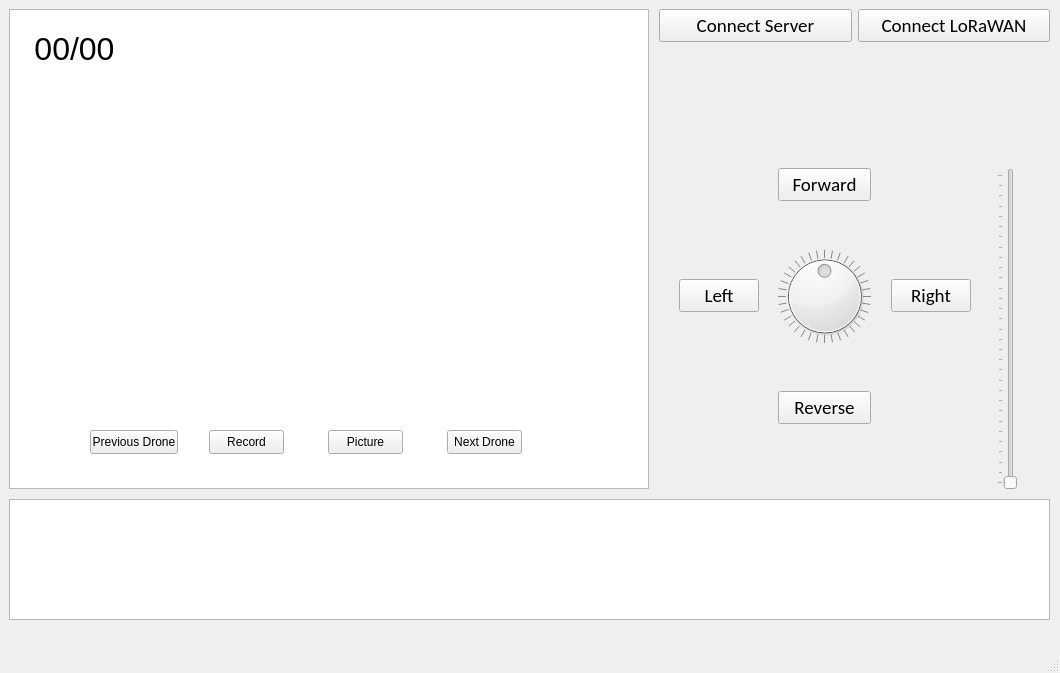
This is Application/_APP_Quadcopter/quadcopter_mainwindow.ui in mend0z0/Drone as Qt 5 draws it before an edit. The edited form follows.
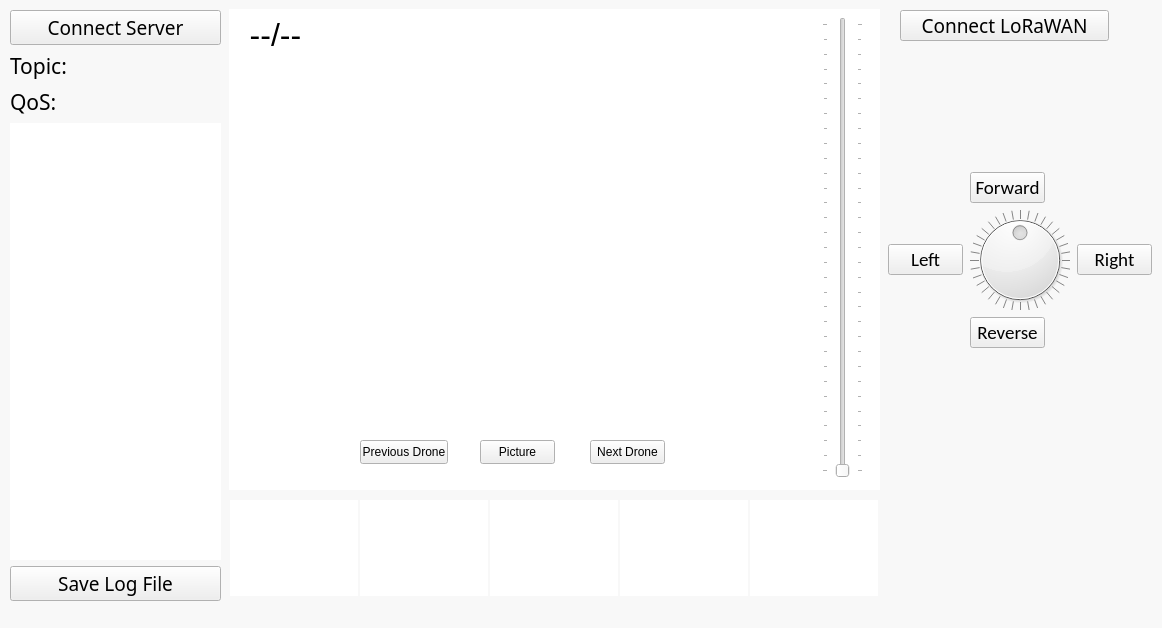
This is the edited form. Icons and pictures are not drawn.

```diff
--- a/Application/_APP_Quadcopter/quadcopter_mainwindow.ui
+++ b/Application/_APP_Quadcopter/quadcopter_mainwindow.ui
@@ -2,14 +2,63 @@
 <ui version="4.0">
  <class>Quadcopter_MainWindow</class>
  <widget class="QMainWindow" name="Quadcopter_MainWindow">
+  <property name="enabled">
+   <bool>true</bool>
+  </property>
   <property name="geometry">
    <rect>
     <x>0</x>
     <y>0</y>
-    <width>1060</width>
-    <height>673</height>
+    <width>1162</width>
+    <height>628</height>
    </rect>
   </property>
+  <property name="palette">
+   <palette>
+    <active>
+     <colorrole role="Window">
+      <brush brushstyle="SolidPattern">
+       <color alpha="255">
+        <red>248</red>
+        <green>248</green>
+        <blue>248</blue>
+       </color>
+      </brush>
+     </colorrole>
+    </active>
+    <inactive>
+     <colorrole role="Window">
+      <brush brushstyle="SolidPattern">
+       <color alpha="255">
+        <red>248</red>
+        <green>248</green>
+        <blue>248</blue>
+       </color>
+      </brush>
+     </colorrole>
+    </inactive>
+    <disabled>
+     <colorrole role="Base">
+      <brush brushstyle="SolidPattern">
+       <color alpha="255">
+        <red>248</red>
+        <green>248</green>
+        <blue>248</blue>
+       </color>
+      </brush>
+     </colorrole>
+     <colorrole role="Window">
+      <brush brushstyle="SolidPattern">
+       <color alpha="255">
+        <red>248</red>
+        <green>248</green>
+        <blue>248</blue>
+       </color>
+      </brush>
+     </colorrole>
+    </disabled>
+   </palette>
+  </property>
   <property name="windowTitle">
    <string>Quadcopter_MainWindow</string>
   </property>
@@ -17,8 +66,8 @@
    <widget class="QPushButton" name="pushButton_DroneSelectPrevious">
     <property name="geometry">
      <rect>
-      <x>90</x>
-      <y>430</y>
+      <x>360</x>
+      <y>440</y>
       <width>88</width>
       <height>24</height>
      </rect>
@@ -30,8 +79,8 @@
    <widget class="QPushButton" name="pushButton_DroneSelectNext">
     <property name="geometry">
      <rect>
-      <x>447</x>
-      <y>430</y>
+      <x>590</x>
+      <y>440</y>
       <width>75</width>
       <height>24</height>
      </rect>
@@ -43,54 +92,34 @@
    <widget class="QGraphicsView" name="graphicsView_DroneCameraView">
     <property name="geometry">
      <rect>
-      <x>9</x>
+      <x>229</x>
       <y>9</y>
-      <width>640</width>
-      <height>480</height>
+      <width>651</width>
+      <height>481</height>
      </rect>
     </property>
-   </widget>
-   <widget class="QPlainTextEdit" name="plainTextEdit_DiagnosticText">
-    <property name="geometry">
-     <rect>
-      <x>9</x>
-      <y>499</y>
-      <width>1041</width>
-      <height>121</height>
-     </rect>
+    <property name="frameShape">
+     <enum>QFrame::NoFrame</enum>
     </property>
    </widget>
    <widget class="QLabel" name="label_NumberOfDrones">
     <property name="geometry">
      <rect>
-      <x>19</x>
-      <y>19</y>
-      <width>111</width>
-      <height>61</height>
+      <x>230</x>
+      <y>10</y>
+      <width>91</width>
+      <height>51</height>
      </rect>
     </property>
     <property name="text">
-     <string>&lt;html&gt;&lt;head/&gt;&lt;body&gt;&lt;p align=&quot;center&quot;&gt;&lt;span style=&quot; font-size:24pt;&quot;&gt;00/00&lt;/span&gt;&lt;/p&gt;&lt;/body&gt;&lt;/html&gt;</string>
-    </property>
-   </widget>
-   <widget class="QPushButton" name="pushButton_DroneCameraRecord">
-    <property name="geometry">
-     <rect>
-      <x>209</x>
-      <y>430</y>
-      <width>75</width>
-      <height>24</height>
-     </rect>
-    </property>
-    <property name="text">
-     <string>Record</string>
+     <string>&lt;html&gt;&lt;head/&gt;&lt;body&gt;&lt;p align=&quot;center&quot;&gt;&lt;span style=&quot; font-size:24pt;&quot;&gt;--/--&lt;/span&gt;&lt;/p&gt;&lt;/body&gt;&lt;/html&gt;</string>
     </property>
    </widget>
    <widget class="QPushButton" name="pushButton_DroneCameraSnapshot">
     <property name="geometry">
      <rect>
-      <x>328</x>
-      <y>430</y>
+      <x>480</x>
+      <y>440</y>
       <width>75</width>
       <height>24</height>
      </rect>
@@ -99,291 +128,177 @@
      <string>Picture</string>
     </property>
    </widget>
+   <widget class="QSlider" name="verticalSlider_Throttle">
+    <property name="enabled">
+     <bool>true</bool>
+    </property>
+    <property name="geometry">
+     <rect>
+      <x>822</x>
+      <y>17</y>
+      <width>41</width>
+      <height>461</height>
+     </rect>
+    </property>
+    <property name="maximum">
+     <number>300</number>
+    </property>
+    <property name="orientation">
+     <enum>Qt::Vertical</enum>
+    </property>
+    <property name="invertedAppearance">
+     <bool>false</bool>
+    </property>
+    <property name="invertedControls">
+     <bool>false</bool>
+    </property>
+    <property name="tickPosition">
+     <enum>QSlider::TicksBothSides</enum>
+    </property>
+    <property name="tickInterval">
+     <number>10</number>
+    </property>
+   </widget>
+   <widget class="QPushButton" name="pushButton_ConnectLoRaWAN">
+    <property name="geometry">
+     <rect>
+      <x>900</x>
+      <y>10</y>
+      <width>209</width>
+      <height>31</height>
+     </rect>
+    </property>
+    <property name="font">
+     <font>
+      <family>Calibri Light</family>
+      <pointsize>14</pointsize>
+     </font>
+    </property>
+    <property name="text">
+     <string>Connect LoRaWAN</string>
+    </property>
+   </widget>
+   <widget class="QPushButton" name="pushButton_MoveForward">
+    <property name="geometry">
+     <rect>
+      <x>970</x>
+      <y>172</y>
+      <width>75</width>
+      <height>31</height>
+     </rect>
+    </property>
+    <property name="font">
+     <font>
+      <family>Calibri</family>
+      <pointsize>14</pointsize>
+     </font>
+    </property>
+    <property name="text">
+     <string>Forward</string>
+    </property>
+   </widget>
+   <widget class="QPushButton" name="pushButton_MoveLeft">
+    <property name="geometry">
+     <rect>
+      <x>888</x>
+      <y>244</y>
+      <width>75</width>
+      <height>31</height>
+     </rect>
+    </property>
+    <property name="font">
+     <font>
+      <family>Calibri</family>
+      <pointsize>14</pointsize>
+     </font>
+    </property>
+    <property name="text">
+     <string>Left</string>
+    </property>
+   </widget>
+   <widget class="QPushButton" name="pushButton_MoveReverse">
+    <property name="geometry">
+     <rect>
+      <x>970</x>
+      <y>317</y>
+      <width>75</width>
+      <height>31</height>
+     </rect>
+    </property>
+    <property name="font">
+     <font>
+      <family>Calibri</family>
+      <pointsize>14</pointsize>
+     </font>
+    </property>
+    <property name="text">
+     <string>Reverse</string>
+    </property>
+   </widget>
+   <widget class="QPushButton" name="pushButton_MoveRight">
+    <property name="geometry">
+     <rect>
+      <x>1077</x>
+      <y>244</y>
+      <width>75</width>
+      <height>31</height>
+     </rect>
+    </property>
+    <property name="font">
+     <font>
+      <family>Calibri</family>
+      <pointsize>14</pointsize>
+     </font>
+    </property>
+    <property name="text">
+     <string>Right</string>
+    </property>
+   </widget>
+   <widget class="QDial" name="dial_AdjustDirection">
+    <property name="geometry">
+     <rect>
+      <x>970</x>
+      <y>210</y>
+      <width>100</width>
+      <height>100</height>
+     </rect>
+    </property>
+    <property name="maximum">
+     <number>360</number>
+    </property>
+    <property name="singleStep">
+     <number>10</number>
+    </property>
+    <property name="value">
+     <number>180</number>
+    </property>
+    <property name="tracking">
+     <bool>true</bool>
+    </property>
+    <property name="wrapping">
+     <bool>true</bool>
+    </property>
+    <property name="notchesVisible">
+     <bool>true</bool>
+    </property>
+   </widget>
    <widget class="QWidget" name="layoutWidget">
     <property name="geometry">
      <rect>
-      <x>659</x>
-      <y>9</y>
-      <width>391</width>
-      <height>481</height>
+      <x>10</x>
+      <y>10</y>
+      <width>211</width>
+      <height>591</height>
      </rect>
     </property>
-    <layout class="QGridLayout" name="gridLayout_4">
-     <item row="2" column="0">
-      <layout class="QGridLayout" name="gridLayout_2">
-       <item row="1" column="3">
-        <widget class="QPushButton" name="pushButton_MoveForward">
-         <property name="font">
-          <font>
-           <family>Calibri</family>
-           <pointsize>14</pointsize>
-          </font>
-         </property>
-         <property name="text">
-          <string>Forward</string>
-         </property>
-        </widget>
-       </item>
-       <item row="5" column="1">
-        <spacer name="horizontalSpacer_2">
-         <property name="orientation">
-          <enum>Qt::Horizontal</enum>
-         </property>
-         <property name="sizeHint" stdset="0">
-          <size>
-           <width>40</width>
-           <height>20</height>
-          </size>
-         </property>
-        </spacer>
-       </item>
-       <item row="5" column="5">
-        <spacer name="horizontalSpacer">
-         <property name="orientation">
-          <enum>Qt::Horizontal</enum>
-         </property>
-         <property name="sizeHint" stdset="0">
-          <size>
-           <width>40</width>
-           <height>20</height>
-          </size>
-         </property>
-        </spacer>
-       </item>
-       <item row="1" column="1">
-        <spacer name="horizontalSpacer_3">
-         <property name="orientation">
-          <enum>Qt::Horizontal</enum>
-         </property>
-         <property name="sizeType">
-          <enum>QSizePolicy::Expanding</enum>
-         </property>
-         <property name="sizeHint" stdset="0">
-          <size>
-           <width>40</width>
-           <height>20</height>
-          </size>
-         </property>
-        </spacer>
-       </item>
-       <item row="3" column="1">
-        <widget class="QPushButton" name="pushButton_MoveLeft">
-         <property name="font">
-          <font>
-           <family>Calibri</family>
-           <pointsize>14</pointsize>
-          </font>
-         </property>
-         <property name="text">
-          <string>Left</string>
-         </property>
-        </widget>
-       </item>
-       <item row="2" column="3">
-        <spacer name="verticalSpacer">
-         <property name="orientation">
-          <enum>Qt::Vertical</enum>
-         </property>
-         <property name="sizeHint" stdset="0">
-          <size>
-           <width>20</width>
-           <height>40</height>
-          </size>
-         </property>
-        </spacer>
-       </item>
-       <item row="3" column="8">
-        <spacer name="horizontalSpacer_9">
-         <property name="orientation">
-          <enum>Qt::Horizontal</enum>
-         </property>
-         <property name="sizeHint" stdset="0">
-          <size>
-           <width>40</width>
-           <height>20</height>
-          </size>
-         </property>
-        </spacer>
-       </item>
-       <item row="1" column="5">
-        <spacer name="horizontalSpacer_4">
-         <property name="orientation">
-          <enum>Qt::Horizontal</enum>
-         </property>
-         <property name="sizeHint" stdset="0">
-          <size>
-           <width>40</width>
-           <height>20</height>
-          </size>
-         </property>
-        </spacer>
-       </item>
-       <item row="1" column="7" rowspan="6">
-        <widget class="QSlider" name="verticalSlider_Throttle">
-         <property name="maximum">
-          <number>300</number>
-         </property>
-         <property name="orientation">
-          <enum>Qt::Vertical</enum>
-         </property>
-         <property name="invertedAppearance">
-          <bool>false</bool>
-         </property>
-         <property name="invertedControls">
-          <bool>false</bool>
-         </property>
-         <property name="tickPosition">
-          <enum>QSlider::TicksAbove</enum>
-         </property>
-         <property name="tickInterval">
-          <number>10</number>
-         </property>
-        </widget>
-       </item>
-       <item row="5" column="3">
-        <widget class="QPushButton" name="pushButton_MoveReverse">
-         <property name="font">
-          <font>
-           <family>Calibri</family>
-           <pointsize>14</pointsize>
-          </font>
-         </property>
-         <property name="text">
-          <string>Reverse</string>
-         </property>
-        </widget>
-       </item>
-       <item row="3" column="2">
-        <spacer name="horizontalSpacer_7">
-         <property name="orientation">
-          <enum>Qt::Horizontal</enum>
-         </property>
-         <property name="sizeHint" stdset="0">
-          <size>
-           <width>20</width>
-           <height>20</height>
-          </size>
-         </property>
-        </spacer>
-       </item>
-       <item row="3" column="6">
-        <spacer name="horizontalSpacer_6">
-         <property name="orientation">
-          <enum>Qt::Horizontal</enum>
-         </property>
-         <property name="sizeType">
-          <enum>QSizePolicy::Fixed</enum>
-         </property>
-         <property name="sizeHint" stdset="0">
-          <size>
-           <width>20</width>
-           <height>20</height>
-          </size>
-         </property>
-        </spacer>
-       </item>
-       <item row="3" column="4">
-        <spacer name="horizontalSpacer_8">
-         <property name="orientation">
-          <enum>Qt::Horizontal</enum>
-         </property>
-         <property name="sizeHint" stdset="0">
-          <size>
-           <width>20</width>
-           <height>20</height>
-          </size>
-         </property>
-        </spacer>
-       </item>
-       <item row="3" column="0">
-        <spacer name="horizontalSpacer_5">
-         <property name="orientation">
-          <enum>Qt::Horizontal</enum>
-         </property>
-         <property name="sizeType">
-          <enum>QSizePolicy::Fixed</enum>
-         </property>
-         <property name="sizeHint" stdset="0">
-          <size>
-           <width>20</width>
-           <height>20</height>
-          </size>
-         </property>
-        </spacer>
-       </item>
-       <item row="6" column="3">
-        <spacer name="verticalSpacer_4">
-         <property name="orientation">
-          <enum>Qt::Vertical</enum>
-         </property>
-         <property name="sizeType">
-          <enum>QSizePolicy::Fixed</enum>
-         </property>
-         <property name="sizeHint" stdset="0">
-          <size>
-           <width>20</width>
-           <height>60</height>
-          </size>
-         </property>
-        </spacer>
-       </item>
-       <item row="3" column="5">
-        <widget class="QPushButton" name="pushButton_MoveRight">
-         <property name="font">
-          <font>
-           <family>Calibri</family>
-           <pointsize>14</pointsize>
-          </font>
-         </property>
-         <property name="text">
-          <string>Right</string>
-         </property>
-        </widget>
-       </item>
-       <item row="3" column="3">
-        <widget class="QDial" name="dial_AdjustDirection">
-         <property name="maximum">
-          <number>360</number>
-         </property>
-         <property name="singleStep">
-          <number>10</number>
-         </property>
-         <property name="value">
-          <number>180</number>
-         </property>
-         <property name="tracking">
-          <bool>true</bool>
-         </property>
-         <property name="wrapping">
-          <bool>true</bool>
-         </property>
-         <property name="notchesVisible">
-          <bool>true</bool>
-         </property>
-        </widget>
-       </item>
-       <item row="4" column="3">
-        <spacer name="verticalSpacer_2">
-         <property name="orientation">
-          <enum>Qt::Vertical</enum>
-         </property>
-         <property name="sizeHint" stdset="0">
-          <size>
-           <width>20</width>
-           <height>40</height>
-          </size>
-         </property>
-        </spacer>
-       </item>
-      </layout>
-     </item>
+    <layout class="QGridLayout" name="gridLayout_3">
      <item row="0" column="0">
-      <layout class="QGridLayout" name="gridLayout">
+      <layout class="QGridLayout" name="gridLayout_2">
        <item row="0" column="0">
         <widget class="QPushButton" name="pushButton_ConnectServer">
          <property name="font">
           <font>
-           <family>Calibri</family>
+           <family>Calibri Light</family>
            <pointsize>14</pointsize>
           </font>
          </property>
@@ -392,59 +307,210 @@
          </property>
         </widget>
        </item>
-       <item row="0" column="1">
-        <widget class="QPushButton" name="pushButton_ConnectLoRaWAN">
+       <item row="1" column="0">
+        <widget class="QLabel" name="label_MQTTTopic">
          <property name="font">
           <font>
-           <family>Calibri</family>
-           <pointsize>14</pointsize>
+           <family>Calibri Light</family>
           </font>
          </property>
          <property name="text">
-          <string>Connect LoRaWAN</string>
+          <string>&lt;html&gt;&lt;head/&gt;&lt;body&gt;&lt;p&gt;&lt;span style=&quot; font-size:16pt;&quot;&gt;  Topic: &lt;/span&gt;&lt;/p&gt;&lt;/body&gt;&lt;/html&gt;</string>
+         </property>
+        </widget>
+       </item>
+       <item row="2" column="0">
+        <widget class="QLabel" name="label_MQTTQoS">
+         <property name="font">
+          <font>
+           <family>Calibri Light</family>
+          </font>
+         </property>
+         <property name="text">
+          <string>&lt;html&gt;&lt;head/&gt;&lt;body&gt;&lt;p&gt;&lt;span style=&quot; font-size:16pt;&quot;&gt; QoS:&lt;/span&gt;&lt;/p&gt;&lt;/body&gt;&lt;/html&gt;</string>
          </property>
         </widget>
        </item>
       </layout>
      </item>
      <item row="1" column="0">
-      <spacer name="verticalSpacer_3">
-       <property name="orientation">
-        <enum>Qt::Vertical</enum>
+      <widget class="QPlainTextEdit" name="plainTextEdit_LogPanel">
+       <property name="frameShape">
+        <enum>QFrame::NoFrame</enum>
        </property>
-       <property name="sizeType">
-        <enum>QSizePolicy::Fixed</enum>
+       <property name="frameShadow">
+        <enum>QFrame::Sunken</enum>
        </property>
-       <property name="sizeHint" stdset="0">
-        <size>
-         <width>40</width>
-         <height>120</height>
-        </size>
+       <property name="tabChangesFocus">
+        <bool>false</bool>
        </property>
-      </spacer>
+      </widget>
+     </item>
+     <item row="2" column="0">
+      <widget class="QPushButton" name="pushButton_SaveLogFile">
+       <property name="font">
+        <font>
+         <family>Calibri Light</family>
+         <pointsize>14</pointsize>
+        </font>
+       </property>
+       <property name="text">
+        <string>Save Log File</string>
+       </property>
+      </widget>
      </item>
     </layout>
    </widget>
+   <widget class="QGraphicsView" name="graphicsView_Camera3">
+    <property name="geometry">
+     <rect>
+      <x>620</x>
+      <y>500</y>
+      <width>128</width>
+      <height>96</height>
+     </rect>
+    </property>
+    <property name="sizePolicy">
+     <sizepolicy hsizetype="Fixed" vsizetype="Fixed">
+      <horstretch>0</horstretch>
+      <verstretch>0</verstretch>
+     </sizepolicy>
+    </property>
+    <property name="frameShape">
+     <enum>QFrame::NoFrame</enum>
+    </property>
+   </widget>
+   <widget class="QGraphicsView" name="graphicsView_Camera4">
+    <property name="geometry">
+     <rect>
+      <x>750</x>
+      <y>500</y>
+      <width>128</width>
+      <height>96</height>
+     </rect>
+    </property>
+    <property name="sizePolicy">
+     <sizepolicy hsizetype="Fixed" vsizetype="Fixed">
+      <horstretch>0</horstretch>
+      <verstretch>0</verstretch>
+     </sizepolicy>
+    </property>
+    <property name="frameShape">
+     <enum>QFrame::NoFrame</enum>
+    </property>
+   </widget>
+   <widget class="QGraphicsView" name="graphicsView_Camera2">
+    <property name="geometry">
+     <rect>
+      <x>490</x>
+      <y>500</y>
+      <width>128</width>
+      <height>96</height>
+     </rect>
+    </property>
+    <property name="sizePolicy">
+     <sizepolicy hsizetype="Fixed" vsizetype="Fixed">
+      <horstretch>0</horstretch>
+      <verstretch>0</verstretch>
+     </sizepolicy>
+    </property>
+    <property name="frameShape">
+     <enum>QFrame::NoFrame</enum>
+    </property>
+   </widget>
+   <widget class="QGraphicsView" name="graphicsView_Camera1">
+    <property name="enabled">
+     <bool>true</bool>
+    </property>
+    <property name="geometry">
+     <rect>
+      <x>360</x>
+      <y>500</y>
+      <width>128</width>
+      <height>96</height>
+     </rect>
+    </property>
+    <property name="sizePolicy">
+     <sizepolicy hsizetype="Fixed" vsizetype="Fixed">
+      <horstretch>0</horstretch>
+      <verstretch>0</verstretch>
+     </sizepolicy>
+    </property>
+    <property name="frameShape">
+     <enum>QFrame::NoFrame</enum>
+    </property>
+   </widget>
+   <widget class="QGraphicsView" name="graphicsView_Camera0">
+    <property name="geometry">
+     <rect>
+      <x>230</x>
+      <y>500</y>
+      <width>128</width>
+      <height>96</height>
+     </rect>
+    </property>
+    <property name="sizePolicy">
+     <sizepolicy hsizetype="Fixed" vsizetype="Fixed">
+      <horstretch>0</horstretch>
+      <verstretch>0</verstretch>
+     </sizepolicy>
+    </property>
+    <property name="frameShape">
+     <enum>QFrame::NoFrame</enum>
+    </property>
+    <property name="frameShadow">
+     <enum>QFrame::Plain</enum>
+    </property>
+   </widget>
+   <widget class="QLabel" name="label_Logo">
+    <property name="geometry">
+     <rect>
+      <x>950</x>
+      <y>500</y>
+      <width>131</width>
+      <height>91</height>
+     </rect>
+    </property>
+    <property name="text">
+     <string/>
+    </property>
+    <property name="pixmap">
+     <pixmap resource="Pictures.qrc">:/Pictures/Logo/MEND0Z0 LOGO_simple.png</pixmap>
+    </property>
+    <property name="scaledContents">
+     <bool>true</bool>
+    </property>
+   </widget>
+   <zorder>graphicsView_Camera3</zorder>
+   <zorder>graphicsView_Camera4</zorder>
+   <zorder>graphicsView_Camera2</zorder>
+   <zorder>graphicsView_Camera1</zorder>
+   <zorder>graphicsView_Camera0</zorder>
+   <zorder>pushButton_MoveForward</zorder>
+   <zorder>pushButton_MoveLeft</zorder>
+   <zorder>pushButton_MoveReverse</zorder>
+   <zorder>pushButton_MoveRight</zorder>
+   <zorder>dial_AdjustDirection</zorder>
    <zorder>layoutWidget</zorder>
    <zorder>graphicsView_DroneCameraView</zorder>
    <zorder>pushButton_DroneSelectPrevious</zorder>
    <zorder>pushButton_DroneSelectNext</zorder>
-   <zorder>plainTextEdit_DiagnosticText</zorder>
    <zorder>label_NumberOfDrones</zorder>
-   <zorder>pushButton_DroneCameraRecord</zorder>
    <zorder>pushButton_DroneCameraSnapshot</zorder>
+   <zorder>verticalSlider_Throttle</zorder>
+   <zorder>pushButton_ConnectLoRaWAN</zorder>
+   <zorder>label_Logo</zorder>
   </widget>
   <widget class="QMenuBar" name="menubar">
    <property name="geometry">
     <rect>
      <x>0</x>
      <y>0</y>
-     <width>1060</width>
+     <width>1162</width>
      <height>22</height>
     </rect>
    </property>
   </widget>
-  <widget class="QStatusBar" name="statusbar"/>
  </widget>
  <resources/>
  <connections/>
```
Left out of the diff: 4 changed lines with no effect on the pictures.
